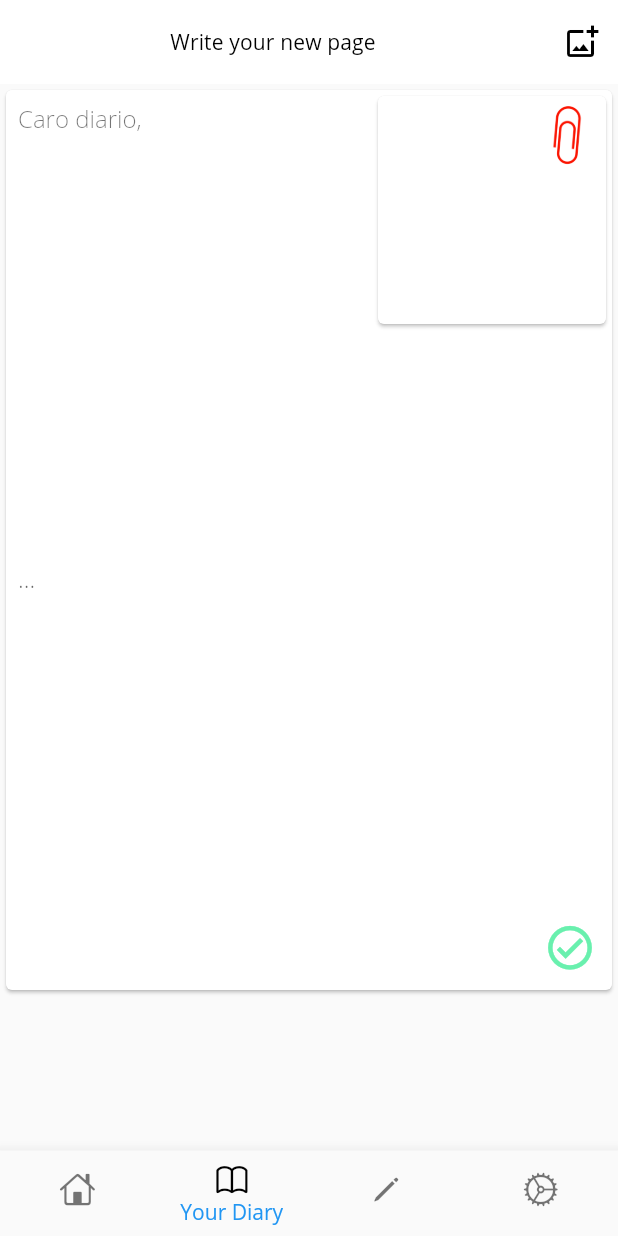
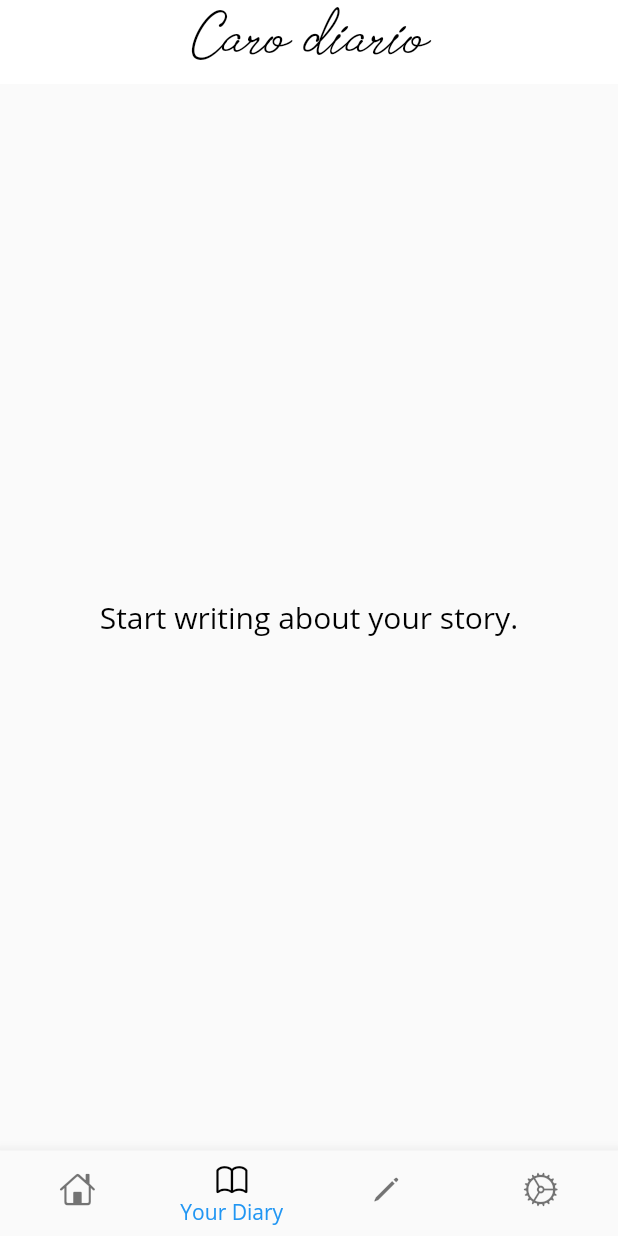
Before and after one commit to LeonardoSimi/caro_diario, a Flutter app: the screen it shows after launch, item 2 of the bottom bar chosen, on a phone screen of 412 x 824 dp. Run offline on Flutter 3.47's test engine with Material 2 defaults, Android fonts, the phone set to English and light mode, and no system bars; our stand-ins replace adaptive_theme, card_swiper, image_picker, local_auth, package_info_plus, settings_ui and 3 more; missing offline and left inert: short_uuids; accounts and stored records are empty.

Commit message:
all diary screen

```diff
--- a/lib/main.dart
+++ b/lib/main.dart
@@ -1,3 +1,4 @@
+import 'package:flutter/services.dart';
 import 'package:caro_diario/screens/edit_diary_screen.dart';
 import 'package:caro_diario/widgets/diary_list.dart';
 import 'package:caro_diario/widgets/diary_page.dart';
@@ -27,7 +28,10 @@ Future<void> main() async{
   else
   _isLocked = prefs.getBool('is_locked')!;
 
-  runApp(MyApp());
+  SystemChrome.setPreferredOrientations([DeviceOrientation.portraitUp]).then((_){
+    runApp(MyApp());
+  });
+
 }
 
 class MyApp extends StatelessWidget {
--- /dev/null
+++ b/lib/screens/all_diary_screen.dart
@@ -0,0 +1,87 @@
+import 'package:flutter/material.dart';
+
+import 'package:provider/provider.dart';
+import 'package:smooth_page_indicator/smooth_page_indicator.dart';
+
+import '../models/DPage.dart';
+import '../widgets/diary_list.dart';
+
+class AllDiaryScreen extends StatelessWidget {
+  const AllDiaryScreen({Key? key}) : super(key: key);
+
+  static const routeName = '/all_diary_screen';
+
+  @override
+  Widget build(BuildContext context) {
+    final _controller = PageController(initialPage: 0, viewportFraction: 1, keepPage: true);
+    final height = MediaQuery.of(context).size.height;
+
+    return Scaffold(
+        appBar: AppBar(
+          centerTitle: true,
+          title: Text(
+            'Caro diario',
+            style: Theme.of(context).textTheme.headline1,
+            textAlign: TextAlign.center,
+          ),
+          elevation: 0,
+          backgroundColor: null,
+          foregroundColor: null,
+        ),
+        body: FutureBuilder( future:  Provider.of<DiaryList>(context, listen: false).fetchAndSetPages(),
+          builder: (ctx, snapshot) => Consumer<DiaryList>(
+              child: Center(
+                child: const Text('Start writing about your story.'),
+              ),
+              builder: (ctx, diaryList, ch) => diaryList.pages.length <= 0
+                  ? ch!
+                  : SingleChildScrollView(
+                    child: Column(
+                      children: [
+                        Padding(
+                          padding: const EdgeInsets.all(8.0),
+                          child: SizedBox(
+                            height: height - 240,
+                            child: PageView.builder(
+                            scrollDirection: Axis.horizontal,
+                            itemCount: diaryList.pages.length,
+                            controller: _controller,
+                            itemBuilder: (context, i) {
+                              return Container(
+                                child: Card(
+                                      child: SingleChildScrollView(
+                                        child: Column(
+                                            children: [
+                                              Text(diaryList.pages[i].title!, textAlign: TextAlign.start,),
+                                              Padding(padding: const EdgeInsets.only(bottom: 6)),
+                                              Text(diaryList.pages[i].pageBody!),
+                                              Padding(padding: const EdgeInsets.only(bottom: 12)),
+                                            ],
+                                          ),
+                                      ),
+                                ),
+                              );
+                            }
+              ),
+                          ),
+                        ),
+                        Padding(padding: const EdgeInsets.only(bottom: 12)),
+                        SingleChildScrollView(
+                          scrollDirection: Axis.horizontal,
+                            child: SmoothPageIndicator(controller: _controller, count: diaryList.pages.length,
+                              effect: CustomizableEffect(
+                              activeDotDecoration: DotDecoration(
+                                color: Colors.black
+                              ),
+                                dotDecoration: DotDecoration(
+                                  color: Colors.black38
+                                )
+                            ),)),
+                ]
+                    ),
+                  ),
+                  ),
+          )
+          );
+  }
+}
--- a/lib/screens/edit_diary_screen.dart
+++ b/lib/screens/edit_diary_screen.dart
@@ -12,7 +12,7 @@ class EditDiaryScreen extends StatelessWidget {
 
   EditDiaryScreen(this.title, this.body, this.id, this.date);
 
-  static const routeName = '/all_diary_screen';
+  static const routeName = '/edit_diary_screen';
 
   @override
   Widget build(BuildContext context) {
--- a/lib/widgets/bottom_nav_bar.dart
+++ b/lib/widgets/bottom_nav_bar.dart
@@ -5,6 +5,7 @@ import './diary_page.dart';
 import '../screens/main_diary_screen.dart';
 import '../screens/settings_screen.dart';
 import '../screens/edit_diary_screen.dart';
+import '../screens/all_diary_screen.dart';
 
 class BottomNavBar extends StatefulWidget {
 
@@ -20,8 +21,8 @@ class _BottomNavBarState extends State<BottomNavBar> {
       'title': 'Home',
     },
      {
-       'page': DiaryPage(),
-       'title': 'Add Page',
+       'page': AllDiaryScreen(),
+       'title': 'Your diary',
      },
      {
        'page': EditDiaryScreen(null, null, null, null),
--- a/pubspec.yaml
+++ b/pubspec.yaml
@@ -36,7 +36,7 @@ dependencies:
   shared_preferences: ^2.0.7
   short_uuids: ^2.0.0
   adaptive_theme: ^2.2.0
-  persistent_bottom_nav_bar: ^4.0.2
+  smooth_page_indicator: ^1.0.0+2
 
 
   # The following adds the Cupertino Icons font to your application.
```
Also changed, not shown: pubspec.lock, 1 other file.
